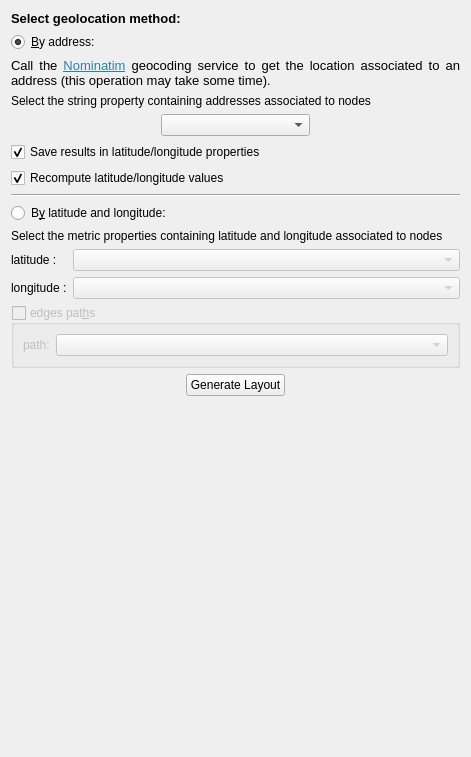
First picture: the form in plugins/view/GeographicView/GeolocalisationConfigWidget.ui, repository anlambert/tulip, before the edit.
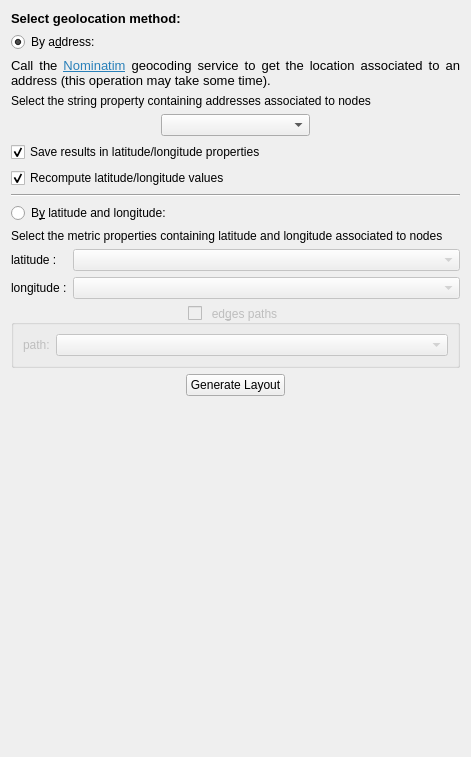
Second picture: the form after the edit.

The edit to the form file:
```diff
--- a/plugins/view/GeographicView/GeolocalisationConfigWidget.ui
+++ b/plugins/view/GeographicView/GeolocalisationConfigWidget.ui
@@ -28,7 +28,7 @@
    <item>
     <widget class="QRadioButton" name="addressLocRB">
      <property name="text">
-      <string>&amp;By address:</string>
+      <string>By a&amp;ddress:</string>
      </property>
      <property name="checked">
       <bool>true</bool>
@@ -206,7 +206,10 @@
       <bool>false</bool>
      </property>
      <property name="title">
-      <string>edges pat&amp;hs</string>
+      <string>ed&amp;ges paths</string>
+     </property>
+     <property name="alignment">
+      <set>Qt::AlignCenter</set>
      </property>
      <property name="checkable">
       <bool>true</bool>
```
